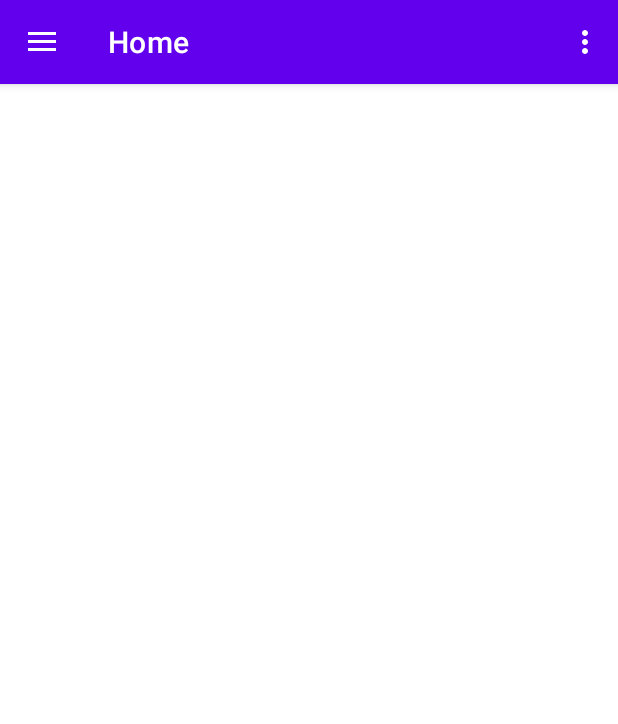
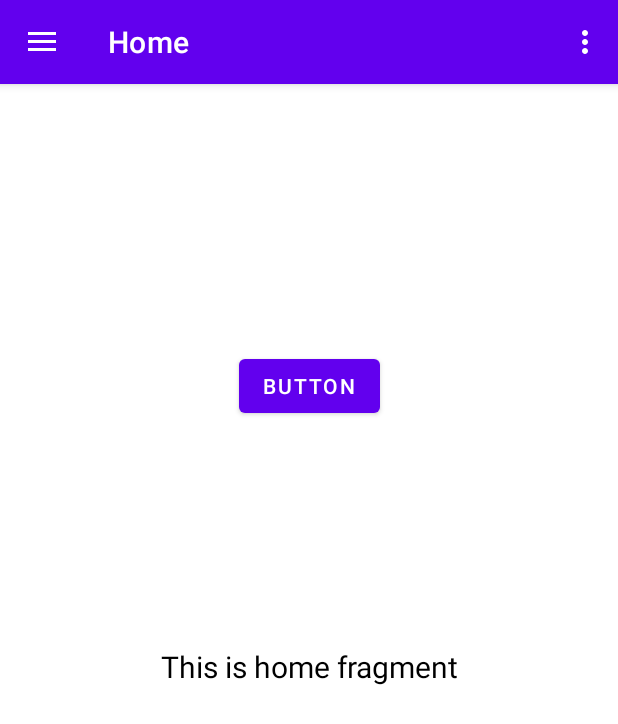
Before and after one commit to alesjr/MySuitePersonalAndroidApps, an Android app: the screen it shows after launch (DefaultActivity), on a phone screen of 412 x 824 dp. Shown: the top 724 px of the screen. Run offline under Robolectric (Android 15) with nearby library versions, the phone set to English and light mode, and no system bars; our stand-ins replace navigation-ui.

Commit message:
Corrigir problema de fragment não inicializar com navcontroller

```diff
--- a/app/build.gradle
+++ b/app/build.gradle
@@ -7,7 +7,7 @@ android {
 
     defaultConfig {
         applicationId "com.example.blocknumbercall"
-        minSdk 27
+        minSdk 30
         targetSdk 31
         versionCode 1
         versionName "1.0"
@@ -26,6 +26,7 @@ android {
     }
     buildFeatures {
         viewBinding true
+        dataBinding true
     }
 }
 
--- a/app/src/main/AndroidManifest.xml
+++ b/app/src/main/AndroidManifest.xml
@@ -15,7 +15,6 @@
     <uses-permission android:name="android.permission.READ_CONTACTS" />
 
     <application
-        android:name=".Bootstrap"
         android:allowBackup="true"
         android:icon="@mipmap/ic_launcher"
         android:label="@string/app_name"
--- a/app/src/main/java/com/example/blocknumbercall/Core/Application/Controller/HomeFragment.java
+++ b/app/src/main/java/com/example/blocknumbercall/Core/Application/Controller/HomeFragment.java
@@ -1,40 +1,46 @@
 package com.example.blocknumbercall.Core.Application.Controller;
 
+import android.annotation.SuppressLint;
 import android.os.Bundle;
 import android.view.LayoutInflater;
 import android.view.View;
 import android.view.ViewGroup;
 import android.widget.TextView;
+import android.widget.Toast;
 
 import androidx.annotation.NonNull;
 import androidx.fragment.app.Fragment;
 import androidx.lifecycle.ViewModelProvider;
 
+import com.example.blocknumbercall.Core.Application.ViewModel.ViewModelInterface;
 import com.example.blocknumbercall.Core.Infrastructure.ViewModel.HomeViewModel;
+import com.example.blocknumbercall.R;
 import com.example.blocknumbercall.databinding.FragmentHomeBinding;
 
 public class HomeFragment extends Fragment {
 
-    private FragmentHomeBinding binding;
+    private FragmentHomeBinding homeBinding;
 
     public View onCreateView(
         @NonNull LayoutInflater inflater,
         ViewGroup container,
         Bundle savedInstanceState
     ) {
-        HomeViewModel homeViewModel = new ViewModelProvider(this).get(HomeViewModel.class);
+        ViewModelInterface homeViewModel = new ViewModelProvider(this).get(HomeViewModel.class);
 
-        binding = FragmentHomeBinding.inflate(inflater, container, false);
-        View root = binding.getRoot();
+        homeBinding = FragmentHomeBinding.inflate(inflater, container, false);
+        View root = homeBinding.getRoot();
 
-        final TextView textView = binding.textHome;
+        final TextView textView = homeBinding.textHome;
         homeViewModel.getLiveData().observe(getViewLifecycleOwner(), textView::setText);
-        return root;
+
+        Toast.makeText(container.getContext(), "Desgraça", Toast.LENGTH_LONG);
+        return root.getRootView();
     }
 
     @Override
     public void onDestroyView() {
         super.onDestroyView();
-        binding = null;
+        homeBinding = null;
     }
 }
--- a/app/src/main/java/com/example/blocknumbercall/Core/Application/ViewModel/ViewModelInterface.java
+++ b/app/src/main/java/com/example/blocknumbercall/Core/Application/ViewModel/ViewModelInterface.java
@@ -1,4 +1,8 @@
 package com.example.blocknumbercall.Core.Application.ViewModel;
 
+import androidx.lifecycle.MutableLiveData;
+
 public interface ViewModelInterface {
+
+    MutableLiveData<String> getLiveData();
 }
--- a/app/src/main/java/com/example/blocknumbercall/DefaultActivity.java
+++ b/app/src/main/java/com/example/blocknumbercall/DefaultActivity.java
@@ -13,11 +13,9 @@ import android.Manifest;
 import android.content.pm.PackageManager;
 import android.os.Bundle;
 import android.view.Menu;
-import android.view.View;
 
 import com.example.blocknumbercall.databinding.ActivityMainBinding;
 import com.google.android.material.navigation.NavigationView;
-import com.google.android.material.snackbar.Snackbar;
 
 public class DefaultActivity extends AppCompatActivity {
 
@@ -29,52 +27,43 @@ public class DefaultActivity extends AppCompatActivity {
         Manifest.permission.READ_CONTACTS,
         Manifest.permission.BIND_SCREENING_SERVICE,
     };
-    private AppBarConfiguration mAppBarConfiguration;
-    private ActivityMainBinding binding;
+    private AppBarConfiguration appBarConfiguration;
+    private ActivityMainBinding activityMainBinding;
 
     @Override
     protected void onCreate(Bundle savedInstanceState) {
         super.onCreate(savedInstanceState);
-        setContentView(com.example.blocknumbercall.R.layout.activity_main);
-//        requestPermissions(
-//            REQUIRED_PERMISSIONS,
-//            PackageManager.PERMISSION_GRANTED
-//        );
+        requestPermissions(
+            REQUIRED_PERMISSIONS,
+            PackageManager.PERMISSION_GRANTED
+        );
 
-        binding = ActivityMainBinding.inflate(getLayoutInflater());
-        setContentView(binding.getRoot());
+        activityMainBinding = ActivityMainBinding.inflate(getLayoutInflater());
+        setContentView(activityMainBinding.getRoot());
 
-        setSupportActionBar(binding.appBarMain.toolbar);
+        setSupportActionBar(activityMainBinding.appBarMain.toolbar);
 
-        DrawerLayout drawer = binding.drawerLayout;
-        NavigationView navigationView = binding.navView;
-        // Passing each menu ID as a set of Ids because each
-        // menu should be considered as top level destinations.
-        mAppBarConfiguration = new AppBarConfiguration.Builder(
-                R.id.nav_home, R.id.nav_gallery, R.id.nav_slideshow)
+        DrawerLayout drawer = activityMainBinding.drawerLayout;
+        NavigationView navigationView = activityMainBinding.navView;
+
+        appBarConfiguration = new AppBarConfiguration.Builder(R.id.nav_home)
                 .setOpenableLayout(drawer)
                 .build();
-        NavHostFragment navHostFragment = (NavHostFragment) this.getSupportFragmentManager().
-                findFragmentById(R.id.nav_host_fragment_content_main);
-        NavController navController = navHostFragment.getNavController();
-
-        NavigationUI.setupActionBarWithNavController(this, navController, mAppBarConfiguration);
+        NavController navController = Navigation.findNavController(this, R.id.nav_host_fragment_content_main);
+        NavigationUI.setupActionBarWithNavController(this, navController, appBarConfiguration);
         NavigationUI.setupWithNavController(navigationView, navController);
     }
 
     @Override
     public boolean onCreateOptionsMenu(Menu menu) {
-        // Inflate the menu; this adds items to the action bar if it is present.
         getMenuInflater().inflate(R.menu.main, menu);
         return true;
     }
 
     @Override
     public boolean onSupportNavigateUp() {
-        NavHostFragment navHostFragment = (NavHostFragment) this.getSupportFragmentManager().
-                findFragmentById(R.id.nav_host_fragment_content_main);
-        NavController navController = navHostFragment.getNavController();
-        return NavigationUI.navigateUp(navController, mAppBarConfiguration)
+        NavController navController = Navigation.findNavController(this, R.id.nav_host_fragment_content_main);
+        return NavigationUI.navigateUp(navController, appBarConfiguration)
                 || super.onSupportNavigateUp();
     }
 
--- a/app/src/main/res/layout/activity_main.xml
+++ b/app/src/main/res/layout/activity_main.xml
@@ -6,6 +6,7 @@
     android:layout_width="match_parent"
     android:layout_height="match_parent"
     android:fitsSystemWindows="true"
+    tools:context=".DefaultActivity"
     tools:openDrawer="start">
 
     <include
--- a/app/src/main/res/layout/content_main.xml
+++ b/app/src/main/res/layout/content_main.xml
@@ -7,7 +7,7 @@
     app:layout_behavior="@string/appbar_scrolling_view_behavior"
     tools:showIn="@layout/app_bar_main">
 
-    <androidx.fragment.app.FragmentContainerView
+    <fragment
         android:id="@+id/nav_host_fragment_content_main"
         android:name="androidx.navigation.fragment.NavHostFragment"
         android:layout_width="match_parent"
--- a/app/src/main/res/layout/fragment_home.xml
+++ b/app/src/main/res/layout/fragment_home.xml
@@ -13,10 +13,23 @@
         android:layout_marginStart="8dp"
         android:layout_marginTop="8dp"
         android:layout_marginEnd="8dp"
+        android:text="@string/menu_home"
+        android:textColor="@color/black"
         android:textAlignment="center"
         android:textSize="20sp"
         app:layout_constraintBottom_toBottomOf="parent"
         app:layout_constraintEnd_toEndOf="parent"
         app:layout_constraintStart_toStartOf="parent"
         app:layout_constraintTop_toTopOf="parent" />
+
+    <Button
+        android:id="@+id/button"
+        android:layout_width="wrap_content"
+        android:layout_height="wrap_content"
+        android:text="Button"
+        app:layout_constraintBottom_toBottomOf="@id/text_home"
+        app:layout_constraintEnd_toEndOf="parent"
+        app:layout_constraintStart_toStartOf="parent"
+        app:layout_constraintTop_toTopOf="parent"/>
+
 </androidx.constraintlayout.widget.ConstraintLayout>
--- a/app/src/main/res/layout/nav_header_main.xml
+++ b/app/src/main/res/layout/nav_header_main.xml
@@ -1,7 +1,6 @@
 <?xml version="1.0" encoding="utf-8"?>
 <LinearLayout xmlns:android="http://schemas.android.com/apk/res/android"
     xmlns:app="http://schemas.android.com/apk/res-auto"
-    xmlns:tools="http://schemas.android.com/tools"
     android:layout_width="match_parent"
     android:layout_height="@dimen/nav_header_height"
     android:background="@drawable/side_nav_bar"
@@ -19,8 +18,7 @@
         android:layout_height="wrap_content"
         android:contentDescription="@string/nav_header_desc"
         android:paddingTop="@dimen/nav_header_vertical_spacing"
-        app:srcCompat="@mipmap/ic_launcher_round"
-        tools:ignore="ImageContrastCheck" />
+        app:srcCompat="@mipmap/ic_launcher_round" />
 
     <TextView
         android:layout_width="match_parent"
@@ -28,8 +26,7 @@
         android:paddingTop="@dimen/nav_header_vertical_spacing"
         android:text="@string/nav_header_title"
         android:textAppearance="@style/TextAppearance.AppCompat.Body1"
-        android:textColor="#A7FFEB"
-        tools:ignore="TextContrastCheck" />
+        android:textColor="#A7FFEB"/>
 
     <TextView
         android:id="@+id/textView"
--- a/app/src/main/res/menu/activity_main_drawer.xml
+++ b/app/src/main/res/menu/activity_main_drawer.xml
@@ -8,13 +8,5 @@
             android:id="@+id/nav_home"
             android:icon="@drawable/ic_menu_camera"
             android:title="@string/menu_home" />
-        <item
-            android:id="@+id/nav_gallery"
-            android:icon="@drawable/ic_menu_gallery"
-            android:title="@string/menu_home" />
-        <item
-            android:id="@+id/nav_slideshow"
-            android:icon="@drawable/ic_menu_slideshow"
-            android:title="@string/menu_slideshow" />
     </group>
 </menu>
--- a/app/src/main/res/navigation/mobile_navigation.xml
+++ b/app/src/main/res/navigation/mobile_navigation.xml
@@ -10,16 +10,4 @@
         android:name="com.example.blocknumbercall.Core.Application.Controller.HomeFragment"
         android:label="@string/menu_home"
         tools:layout="@layout/fragment_home" />
-
-    <fragment
-        android:id="@+id/nav_gallery"
-        android:name="com.example.blocknumbercall.Core.Application.Controller.HomeFragment"
-        android:label="@string/menu_home"
-        tools:layout="@layout/fragment_home" />
-
-    <fragment
-        android:id="@+id/nav_slideshow"
-        android:name="com.example.blocknumbercall.Core.Application.Controller.HomeFragment"
-        android:label="@string/menu_home"
-        tools:layout="@layout/fragment_home" />
 </navigation>
```
Lines whose indentation alone changed are shown as unchanged.
